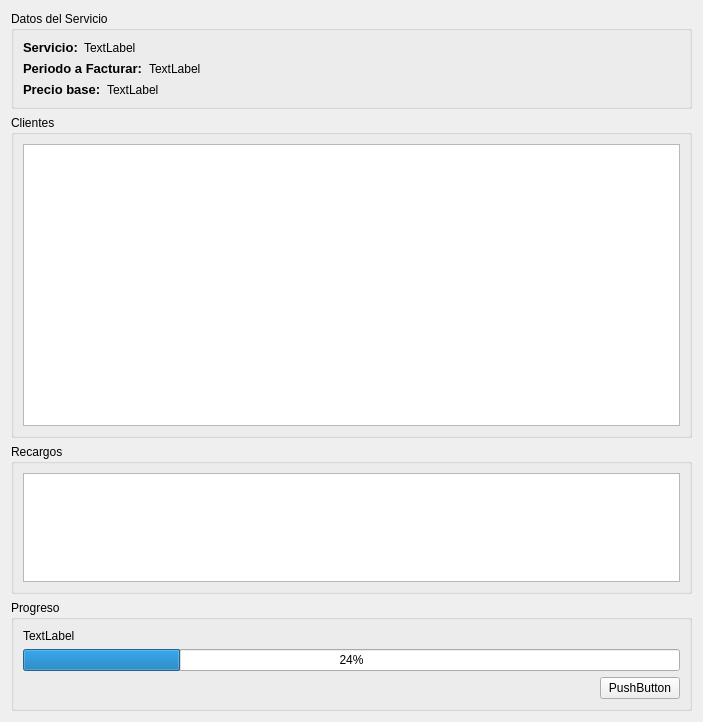
This is trunk/plugins/servicios/FormFacturarServicioBase.ui in chungote/gestotux as Qt 5 draws it before an edit. The edited form follows.
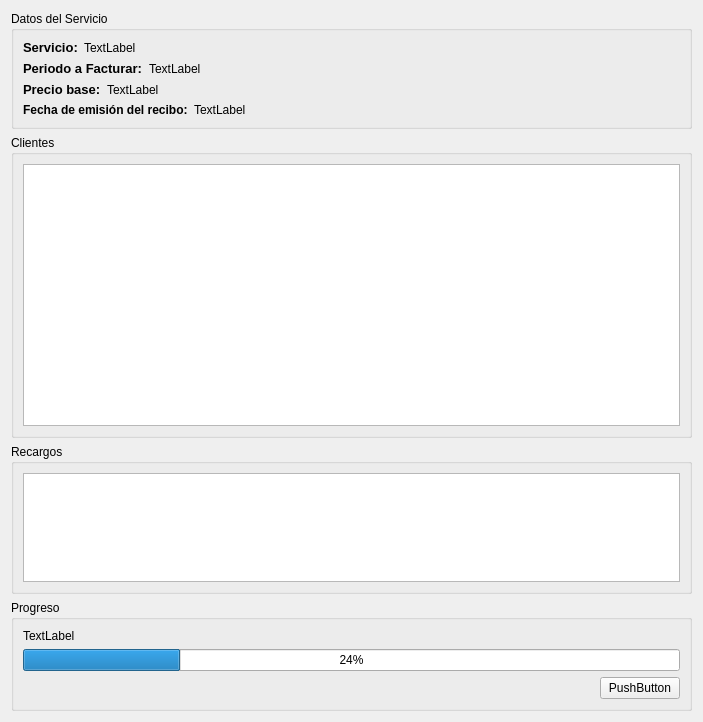
This is the edited form.

Commit message: - Agregado codigo para que se respete el día de emisión de comprobantes ( si son recibos ). - Mejorado codigo de guardado de modificaciones de día de cobro al editar un servicio. - Mejorado de codigo de guardado de modificaciones en problema de submit. - Agregado codigo al feedback para que vea si existe un error o no. - Agregado metodo para conocer el dia de emision de los comprobantes para un recibo. - Agregado display de fecha de emision en el formulario de emision de facturacion de un recibo.

```diff
--- a/trunk/plugins/servicios/FormFacturarServicioBase.ui
+++ b/trunk/plugins/servicios/FormFacturarServicioBase.ui
@@ -131,6 +131,30 @@
         </item>
        </layout>
       </item>
+      <item>
+       <layout class="QHBoxLayout" name="horizontalLayout_5">
+        <item>
+         <widget class="QLabel" name="label_3">
+          <property name="text">
+           <string>&lt;html&gt;&lt;head/&gt;&lt;body&gt;&lt;p&gt;&lt;span style=&quot; font-weight:600;&quot;&gt;Fecha de emisión del recibo:&lt;/span&gt;&lt;/p&gt;&lt;/body&gt;&lt;/html&gt;</string>
+          </property>
+         </widget>
+        </item>
+        <item>
+         <widget class="QLabel" name="LFechaRecibo">
+          <property name="sizePolicy">
+           <sizepolicy hsizetype="MinimumExpanding" vsizetype="Preferred">
+            <horstretch>0</horstretch>
+            <verstretch>0</verstretch>
+           </sizepolicy>
+          </property>
+          <property name="text">
+           <string>TextLabel</string>
+          </property>
+         </widget>
+        </item>
+       </layout>
+      </item>
      </layout>
     </widget>
    </item>
```
The commit also changes 8 other files.
